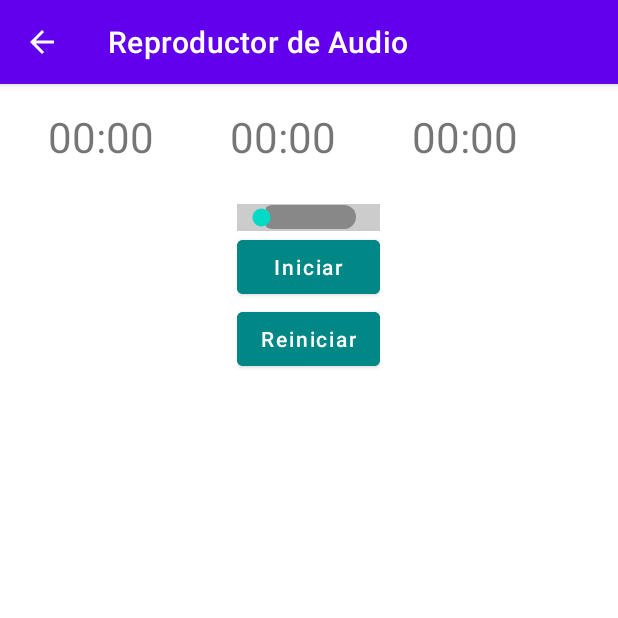
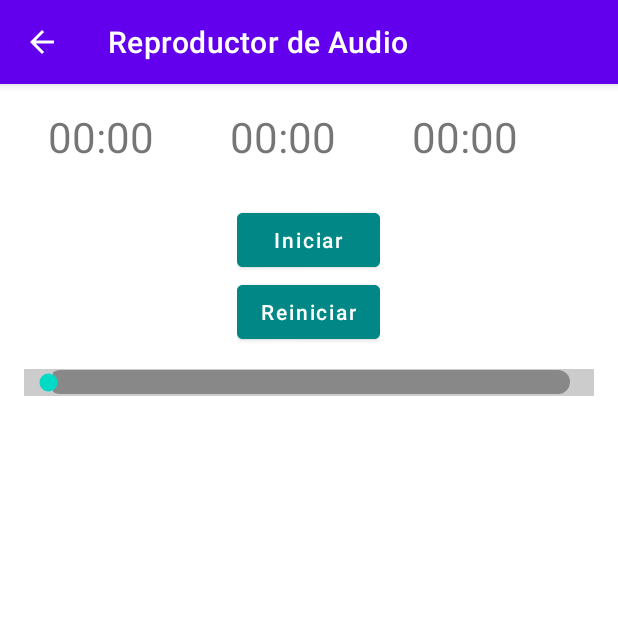
Before and after one commit to gerardoJoseVilledaErazo/GuiadeMoviles06, an Android app: the ReproductorAudioActivity screen opened directly, with no data from a screen before it, on a phone screen of 412 x 824 dp, the top half of it. Run offline under Robolectric (Android 15) with nearby library versions, the phone set to English and light mode, and no system bars.

Commit message:
se actualizo

```diff
--- a/app/src/main/java/com/example/hilos/ReproductorAudioActivity.java
+++ b/app/src/main/java/com/example/hilos/ReproductorAudioActivity.java
@@ -30,8 +30,9 @@ public class ReproductorAudioActivity extends AppCompatActivity {
     private TextView txvActual, txvFinal;
     private AudioAsincrono audioAsincrono;
 
+    //private ProgressBar progressBar;
     //private ProgressBar pb;
-    //private TextView mostrarPorcentaje;
+    //private TextView mostrarPorcentaje, txvPercentage;
     //private SeekBar audioTraverse;
 
     private SeekBar seekbar;
@@ -52,6 +53,7 @@ public class ReproductorAudioActivity extends AppCompatActivity {
         txvFinal  = findViewById(R.id.txvFinal);
         btnIniciar = findViewById(R.id.btnIniciar);
         btnReiniciar = findViewById(R.id.btnReiniciar);
+        //txvPercentage = findViewById(R.id.txvPorcentaje);
 
         //handler
         handler = new Handler();
@@ -122,6 +124,7 @@ public class ReproductorAudioActivity extends AppCompatActivity {
             reiniciar();
         });
     }
+    //Fin OnCreate
 
     public void playCycle(){
         // Valor Inicial
--- a/app/src/main/res/layout/activity_reproductor_audio.xml
+++ b/app/src/main/res/layout/activity_reproductor_audio.xml
@@ -58,9 +58,7 @@
             android:textColor="#000"
             android:textSize="50sp"  />
 
--->
-
-        <SeekBar
+            <SeekBar
             android:id="@+id/seekBar"
             style="?android:attr/progressBarStyleHorizontal"
             android:layout_width="match_parent"
@@ -70,6 +68,9 @@
             android:secondaryProgressTint="@color/design_default_color_on_primary"
             android:layout_centerHorizontal="true"
             android:layout_centerVertical="true"/>
+
+-->
+
 
         <Button
             android:id="@+id/btnIniciar"
@@ -89,4 +90,51 @@
 
     </LinearLayout>
 
+    <LinearLayout
+        android:layout_width="match_parent"
+        android:layout_height="wrap_content"
+        android:layout_marginLeft="16dp"
+        android:layout_marginTop="190dp"
+        android:layout_marginRight="16dp"
+        android:orientation="vertical">
+
+        <SeekBar
+            android:id="@+id/seekBar"
+            style="@style/Widget.AppCompat.ProgressBar.Horizontal"
+            android:layout_width="match_parent"
+            android:layout_height="wrap_content"
+            android:progressDrawable="@drawable/gestionar_seekbar"
+            android:background="#ccc"
+            android:secondaryProgressTint="@color/design_default_color_on_primary"
+            android:layout_centerHorizontal="true"
+            android:layout_centerVertical="true"/>
+<!--
+
+            style="?android:attr/progressBarStyleHorizontal"
+-->
+        <!--
+        <ProgressBar
+            android:id="@+id/progressMusic"
+            style="@style/Widget.AppCompat.ProgressBar.Horizontal"
+            android:layout_width="match_parent"
+            android:layout_height="wrap_content"
+            android:max="100"
+            android:progress="0" />
+
+        <TextView
+            android:id="@+id/txvPorcentaje"
+            android:layout_width="match_parent"
+            android:layout_height="wrap_content"
+            android:layout_gravity="center"
+            android:layout_marginLeft="70dp"
+            android:layout_marginRight="70dp"
+            android:layout_marginBottom="15dp"
+            android:text="0%"
+            android:textAlignment="center"
+            android:textSize="19sp" />
+
+        -->
+
+    </LinearLayout>
+
 </RelativeLayout>
```
